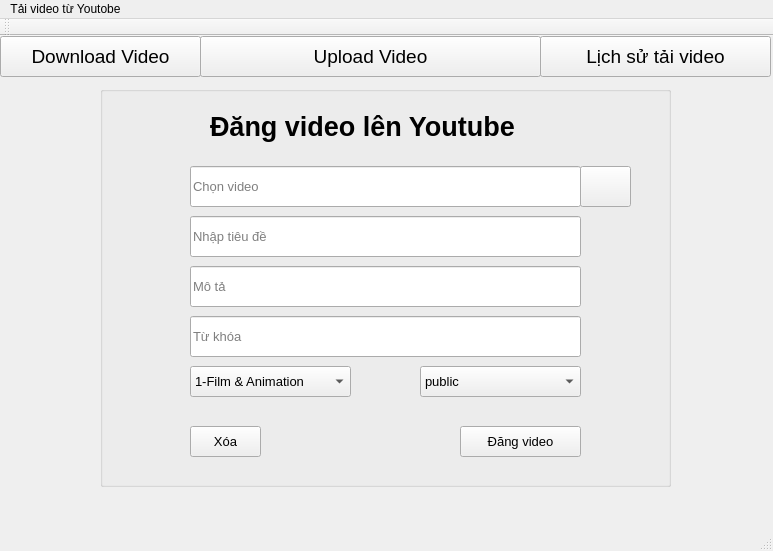
This is Upload_video.ui in TeoHa32/pythonMNM as Qt 5 draws it before an edit. The edited form follows.
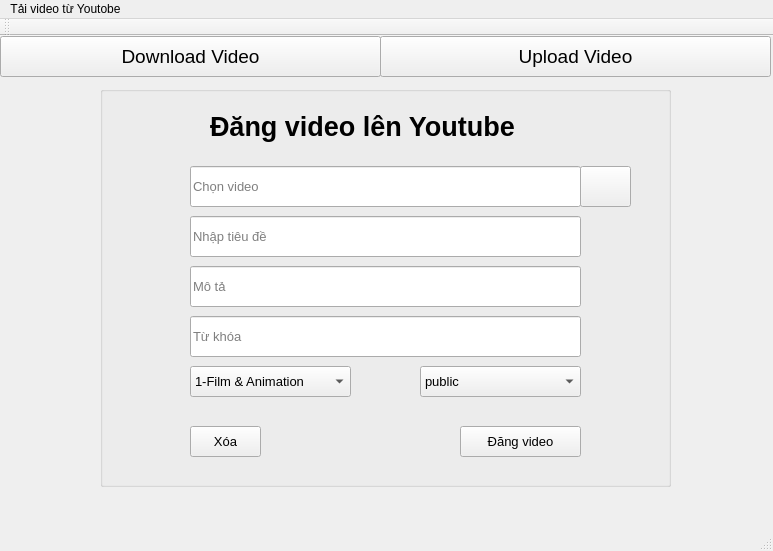
This is the edited form. Icons and pictures are not drawn.

The edit to the form file:
```diff
--- a/Upload_video.ui
+++ b/Upload_video.ui
@@ -19,7 +19,7 @@
      <rect>
       <x>0</x>
       <y>0</y>
-      <width>201</width>
+      <width>381</width>
       <height>41</height>
      </rect>
     </property>
@@ -35,9 +35,9 @@
    <widget class="QPushButton" name="btnUpload_video">
     <property name="geometry">
      <rect>
-      <x>200</x>
+      <x>380</x>
       <y>0</y>
-      <width>341</width>
+      <width>391</width>
       <height>41</height>
      </rect>
     </property>
@@ -50,24 +50,6 @@
      <string>Upload Video</string>
     </property>
    </widget>
-   <widget class="QPushButton" name="btnDownload_history">
-    <property name="geometry">
-     <rect>
-      <x>540</x>
-      <y>0</y>
-      <width>231</width>
-      <height>41</height>
-     </rect>
-    </property>
-    <property name="font">
-     <font>
-      <pointsize>14</pointsize>
-     </font>
-    </property>
-    <property name="text">
-     <string>Lịch sử tải video</string>
-    </property>
-   </widget>
    <widget class="QGroupBox" name="groupBox_2">
     <property name="geometry">
      <rect>
```
